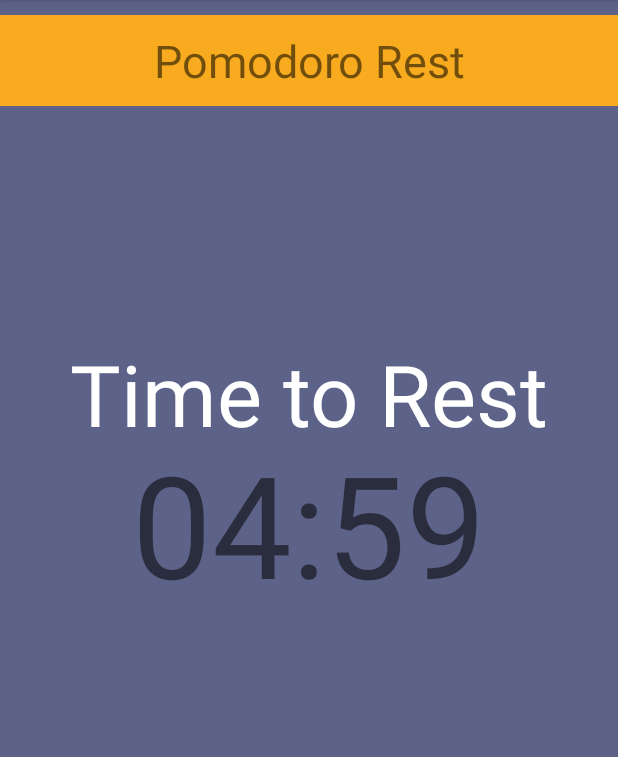
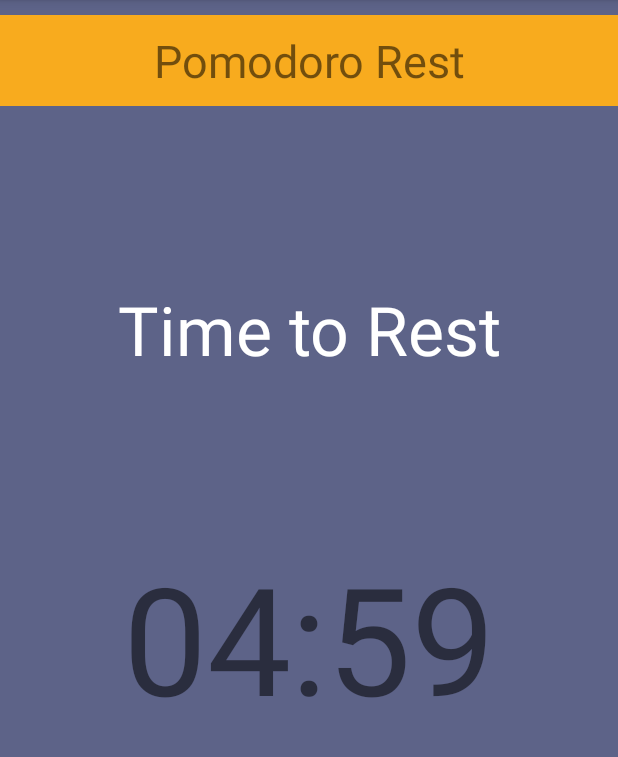
Before and after one commit to NED-CEW-Final-Project-Devs/Studestant, an Android app: the PomodoroRest screen opened directly, with no data from a screen before it, on a phone screen of 412 x 824 dp, the part 84-841 px from its top. Run offline under Robolectric (Android 15) with nearby library versions, the phone set to English and light mode, and no system bars.

Commit message:
fixed alignments in pomoactivities

```diff
--- a/app/src/main/res/layout/activity_pomodoro_rest.xml
+++ b/app/src/main/res/layout/activity_pomodoro_rest.xml
@@ -36,19 +36,19 @@
 
         <TextView
             android:id="@+id/tv_ttr"
-            android:layout_width="379dp"
-            android:layout_height="79dp"
+            android:layout_width="wrap_content"
+            android:layout_height="wrap_content"
             android:layout_marginStart="72dp"
             android:layout_marginLeft="72dp"
             android:layout_marginEnd="72dp"
             android:layout_marginRight="72dp"
-            android:layout_marginBottom="464dp"
             android:gravity="center_horizontal"
             android:text="Time to Rest"
             android:textAlignment="center"
             android:textColor="@color/white"
-            android:textSize="9mm"
-            app:layout_constraintBottom_toBottomOf="parent"
+            android:textSize="45sp"
+            app:layout_constraintTop_toTopOf="parent"
+            app:layout_constraintBottom_toTopOf="@id/tv_pr"
             app:layout_constraintEnd_toEndOf="parent"
             app:layout_constraintStart_toStartOf="parent" />
 
@@ -56,12 +56,12 @@
             android:id="@+id/tv_pr"
             android:layout_width="wrap_content"
             android:layout_height="wrap_content"
-            android:layout_marginTop="205dp"
             android:text="00 : 00"
-            android:textSize="15mm"
+            android:textSize="100sp"
             app:layout_constraintEnd_toEndOf="parent"
             app:layout_constraintStart_toStartOf="parent"
-            app:layout_constraintTop_toTopOf="parent">
+            app:layout_constraintTop_toTopOf="parent"
+            app:layout_constraintBottom_toBottomOf="parent">
 
         </TextView>
     </androidx.constraintlayout.widget.ConstraintLayout>
```
Also changed, not shown: app/src/main/res/layout/activity_pomodoro_work.xml (+9 -8 lines).
